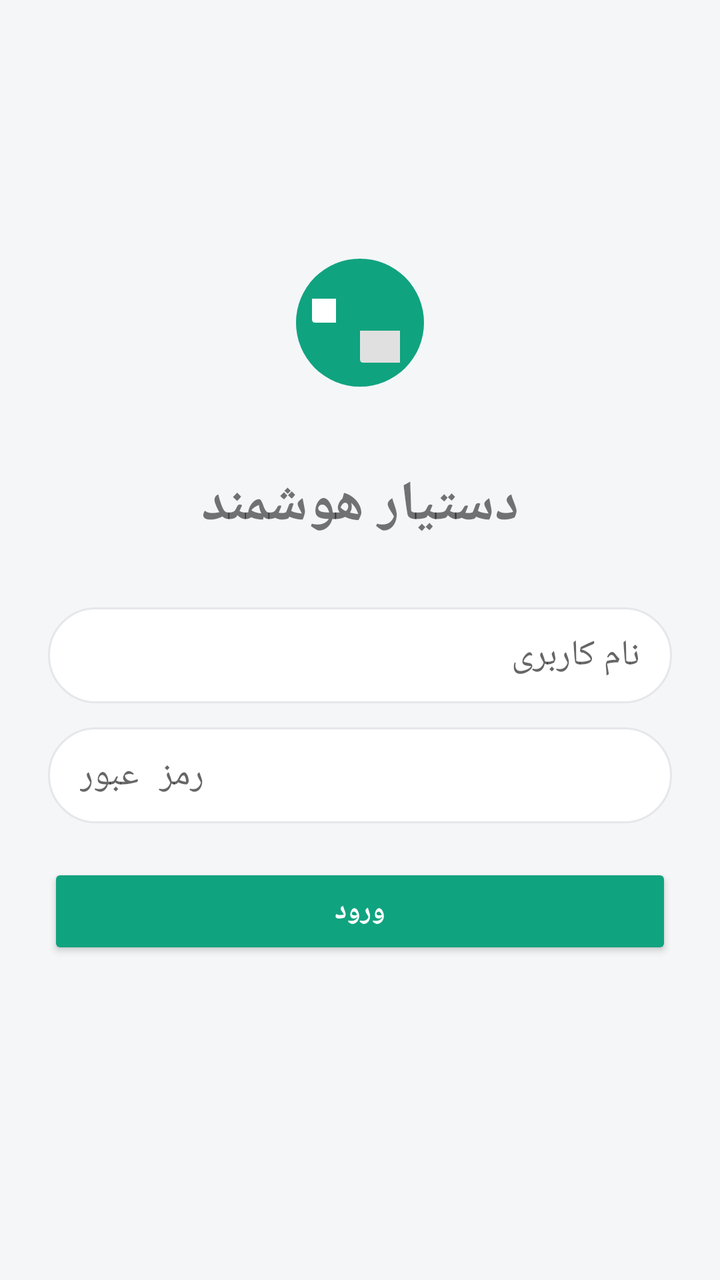
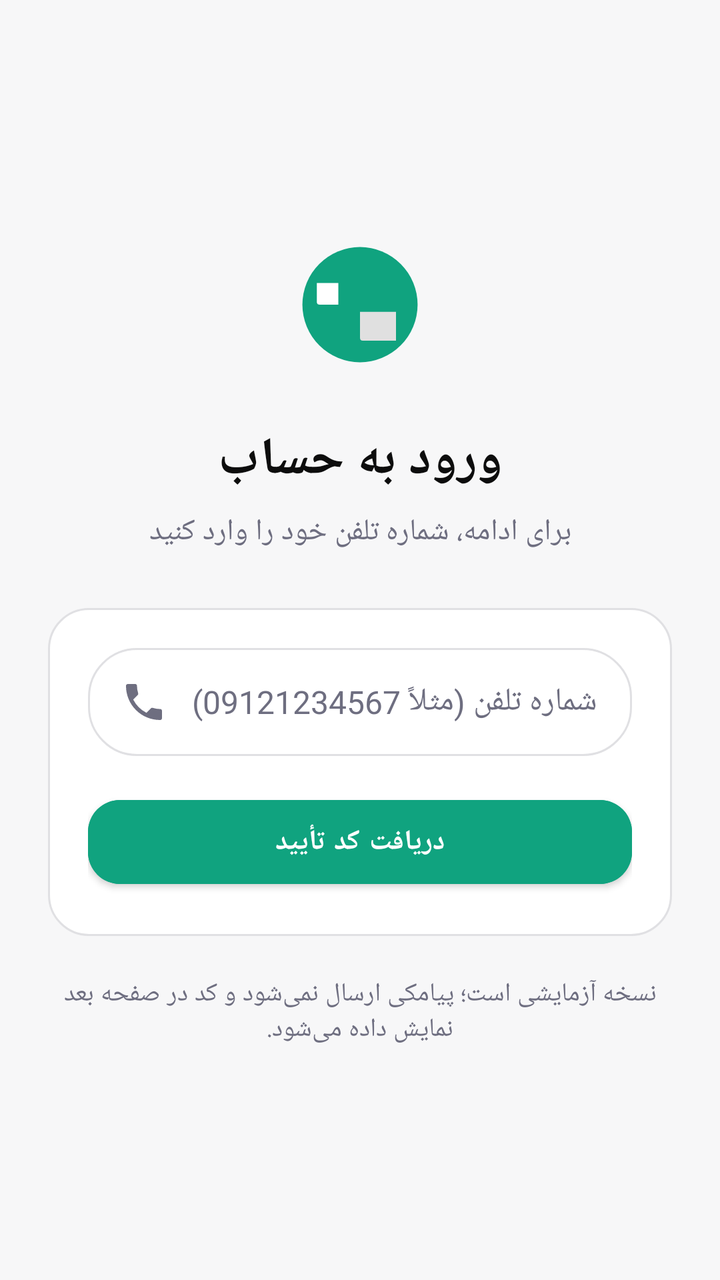

An Android layout rendered at two revisions. The XML below is the earlier revision; the diff shows what the commit changed to produce the second picture.
<!-- AndroidManifest.xml: application theme Theme.AIChat -->
<!-- res/layout/activity_login.xml -->
<?xml version="1.0" encoding="utf-8"?>
<LinearLayout xmlns:android="http://schemas.android.com/apk/res/android"
    android:layout_width="match_parent"
    android:layout_height="match_parent"
    android:background="?android:attr/windowBackground"
    android:orientation="vertical"
    android:gravity="center"
    android:padding="24dp">

    <ImageView
        android:layout_width="80dp"
        android:layout_height="80dp"
        android:src="@drawable/logo"
        android:contentDescription="@string/app_name"
        android:layout_marginBottom="32dp" />

    <TextView
        android:layout_width="match_parent"
        android:layout_height="wrap_content"
        android:text="@string/app_name"
        android:textSize="28sp"
        android:textStyle="bold"
        android:gravity="center"
        android:layout_marginBottom="32dp" />

    <EditText
        android:id="@+id/username"
        android:layout_width="match_parent"
        android:layout_height="48dp"
        android:hint="@string/username"
        android:inputType="text"
        android:paddingHorizontal="16dp"
        android:background="@drawable/input_bg"
        android:layout_marginBottom="12dp" />

    <EditText
        android:id="@+id/password"
        android:layout_width="match_parent"
        android:layout_height="48dp"
        android:hint="@string/password"
        android:inputType="textPassword"
        android:paddingHorizontal="16dp"
        android:background="@drawable/input_bg"
        android:layout_marginBottom="20dp" />

    <Button
        android:id="@+id/login_btn"
        android:layout_width="match_parent"
        android:layout_height="48dp"
        android:text="@string/login"
        android:backgroundTint="@color/primary"
        android:textColor="#FFFFFF"
        android:textStyle="bold"
        android:layout_marginBottom="20dp" />

    <Button
        android:id="@+id/btn_biometric"
        android:layout_width="match_parent"
        android:layout_height="48dp"
        android:text="@string/login_biometric"
        android:visibility="gone"
        android:layout_marginBottom="20dp" />

    <TextView
        android:id="@+id/toggle_register"
        android:layout_width="match_parent"
        android:layout_height="wrap_content"
        android:gravity="center"
        android:textSize="14sp" />
</LinearLayout>
<!-- resources referenced by this layout -->
<resources>
  <color name="primary">#10A37F</color>
  <!-- drawable input_bg (drawable) -->
  <shape xmlns:android="http://schemas.android.com/apk/res/android">
      <solid android:color="@color/bot_bubble_light" />
      <stroke android:width="1dp" android:color="@color/border_light" />
      <corners android:radius="24dp" />
  </shape>
  <!-- drawable logo (drawable) -->
  <vector xmlns:android="http://schemas.android.com/apk/res/android"
      android:width="80dp"
      android:height="80dp"
      android:viewportWidth="100"
      android:viewportHeight="100">
      
      
      <path
          android:fillColor="#10A37F"
          android:pathData="M 50 10 A 40 40 0 1 1 50 90 A 40 40 0 1 1 50 10 Z" />
      
      
      <path
          android:fillColor="#FFFFFF"
          android:pathData="M 20 35 L 35 35 L 35 50 L 22 50 Q 20 50 20 48 L 20 35 Z" />
      
      
      <path
          android:fillColor="#E0E0E0"
          android:pathData="M 50 55 L 75 55 L 75 75 L 52 75 Q 50 75 50 73 L 50 55 Z" />
      
      
      <path
          android:fillColor="#FFFFFF"
          android:pathData="M 32 42 A 2 2 0 1 1 32 42 Z" />
  </vector>
  <string name="app_name">دستیار هوشمند</string>
  <string name="login">ورود</string>
  <string name="login_biometric">ورود با اثر انگشت</string>
  <string name="password">رمز عبور</string>
  <string name="username">نام کاربری</string>
  <style name="Theme.AIChat" parent="Theme.AppCompat.DayNight.DarkActionBar">
          <item name="colorPrimary">@color/primary</item>
          <item name="colorPrimaryDark">@color/primary_dark</item>
          <item name="colorAccent">@color/primary</item>
          <item name="android:windowBackground">@color/bg_light</item>
      </style>
  <color name="bot_bubble_light">#FFFFFF</color>
  <color name="border_light">#E5E7EB</color>
  <color name="primary_dark">#0B7A5F</color>
  <color name="bg_light">#F4F6F8</color>
</resources>

<!-- the commit's change to res/layout/activity_login.xml (unified diff, before → after) -->
@@ -1,70 +1,90 @@
 <?xml version="1.0" encoding="utf-8"?>
 <LinearLayout xmlns:android="http://schemas.android.com/apk/res/android"
+    xmlns:app="http://schemas.android.com/apk/res-auto"
     android:layout_width="match_parent"
     android:layout_height="match_parent"
-    android:background="?android:attr/windowBackground"
+    android:background="@color/bg"
+    android:gravity="center"
     android:orientation="vertical"
-    android:gravity="center"
     android:padding="24dp">
 
     <ImageView
-        android:layout_width="80dp"
-        android:layout_height="80dp"
-        android:src="@drawable/logo"
+        android:layout_width="72dp"
+        android:layout_height="72dp"
+        android:layout_marginBottom="24dp"
         android:contentDescription="@string/app_name"
-        android:layout_marginBottom="32dp" />
+        android:src="@drawable/logo" />
 
     <TextView
         android:layout_width="match_parent"
         android:layout_height="wrap_content"
-        android:text="@string/app_name"
-        android:textSize="28sp"
-        android:textStyle="bold"
         android:gravity="center"
-        android:layout_marginBottom="32dp" />
+        android:text="@string/login_title"
+        android:textColor="@color/text_dark"
+        android:textSize="26sp"
+        android:textStyle="bold" />
 
-    <EditText
-        android:id="@+id/username"
+    <TextView
         android:layout_width="match_parent"
-        android:layout_height="48dp"
-        android:hint="@string/username"
-        android:inputType="text"
-        android:paddingHorizontal="16dp"
-        android:background="@drawable/input_bg"
-        android:layout_marginBottom="12dp" />
+        android:layout_height="wrap_content"
+        android:layout_marginTop="8dp"
+        android:layout_marginBottom="28dp"
+        android:gravity="center"
+        android:text="@string/login_subtitle"
+        android:textColor="@color/text_muted"
+        android:textSize="15sp" />
 
-    <EditText
-        android:id="@+id/password"
+    <LinearLayout
+        android:id="@+id/card"
         android:layout_width="match_parent"
-        android:layout_height="48dp"
-        android:hint="@string/password"
-        android:inputType="textPassword"
-        android:paddingHorizontal="16dp"
-        android:background="@drawable/input_bg"
-        android:layout_marginBottom="20dp" />
+        android:layout_height="wrap_content"
+        android:background="@drawable/card_bg"
+        android:orientation="vertical"
+        android:padding="20dp">
 
-    <Button
-        android:id="@+id/login_btn"
+        <EditText
+            android:id="@+id/phone"
+            android:layout_width="match_parent"
+            android:layout_height="wrap_content"
+            android:background="@drawable/input_bg"
+            android:drawableStart="@drawable/ic_phone"
+            android:drawablePadding="12dp"
+            android:gravity="center_vertical|start"
+            android:hint="@string/phone_hint"
+            android:inputType="phone"
+            android:minHeight="54dp"
+            android:paddingHorizontal="16dp"
+            android:textDirection="ltr"
+            android:textSize="16sp" />
+
+        <com.google.android.material.button.MaterialButton
+            android:id="@+id/send_code_btn"
+            android:layout_width="match_parent"
+            android:layout_height="54dp"
+            android:layout_marginTop="16dp"
+            android:backgroundTint="@color/primary"
+            android:text="@string/send_code"
+            android:textColor="#FFFFFF"
+            android:textStyle="bold"
+            app:cornerRadius="16dp" />
+    </LinearLayout>
+
+    <com.google.android.material.button.MaterialButton
+        android:id="@+id/btn_biometric"
+        style="@style/Widget.MaterialComponents.Button.OutlinedButton"
         android:layout_width="match_parent"
-        android:layout_height="48dp"
-        android:text="@string/login"
-        android:backgroundTint="@color/primary"
-        android:textColor="#FFFFFF"
-        android:textStyle="bold"
-        android:layout_marginBottom="20dp" />
-
-    <Button
-        android:id="@+id/btn_biometric"
-        android:layout_width="match_parent"
-        android:layout_height="48dp"
+        android:layout_height="54dp"
+        android:layout_marginTop="16dp"
         android:text="@string/login_biometric"
         android:visibility="gone"
-        android:layout_marginBottom="20dp" />
+        app:cornerRadius="16dp" />
 
     <TextView
-        android:id="@+id/toggle_register"
         android:layout_width="match_parent"
         android:layout_height="wrap_content"
+        android:layout_marginTop="20dp"
         android:gravity="center"
-        android:textSize="14sp" />
+        android:text="@string/login_test_note"
+        android:textColor="@color/text_muted"
+        android:textSize="13sp" />
 </LinearLayout>
<!-- resource entries referenced after the edit -->
@@ -1,9 +1,25 @@
 <!-- resources referenced by this layout -->
 <resources>
+  <color name="bg">#F7F7F8</color>
   <color name="primary">#10A37F</color>
+  <color name="text_dark">#0D0D0D</color>
+  <color name="text_muted">#6E6E80</color>
+  <!-- drawable card_bg (drawable) -->
+  <shape xmlns:android="http://schemas.android.com/apk/res/android">
+      <solid android:color="@color/surface" />
+      <stroke android:width="1dp" android:color="@color/border_light" />
+      <corners android:radius="20dp" />
+  </shape>
+  <!-- drawable ic_phone (drawable) -->
+  <vector xmlns:android="http://schemas.android.com/apk/res/android"
+      android:width="24dp" android:height="24dp"
+      android:viewportWidth="24" android:viewportHeight="24">
+      <path android:fillColor="@color/text_muted"
+          android:pathData="M6.62,10.79a15.05,15.05 0 0 0 6.59,6.59l2.2,-2.2a1,1 0 0 1 1.02,-0.24 11.36,11.36 0 0 0 3.57,0.57 1,1 0 0 1 1,1V20a1,1 0 0 1 -1,1A17,17 0 0 1 3,4a1,1 0 0 1 1,-1h3.5a1,1 0 0 1 1,1 11.36,11.36 0 0 0 0.57,3.57 1,1 0 0 1 -0.25,1.02Z" />
+  </vector>
   <!-- drawable input_bg (drawable) -->
   <shape xmlns:android="http://schemas.android.com/apk/res/android">
-      <solid android:color="@color/bot_bubble_light" />
+      <solid android:color="@color/surface" />
       <stroke android:width="1dp" android:color="@color/border_light" />
       <corners android:radius="24dp" />
   </shape>
@@ -35,19 +51,29 @@
           android:pathData="M 32 42 A 2 2 0 1 1 32 42 Z" />
   </vector>
   <string name="app_name">دستیار هوشمند</string>
-  <string name="login">ورود</string>
   <string name="login_biometric">ورود با اثر انگشت</string>
-  <string name="password">رمز عبور</string>
-  <string name="username">نام کاربری</string>
-  <style name="Theme.AIChat" parent="Theme.AppCompat.DayNight.DarkActionBar">
-          <item name="colorPrimary">@color/primary</item>
-          <item name="colorPrimaryDark">@color/primary_dark</item>
+  <string name="login_subtitle">برای ادامه، شماره تلفن خود را وارد کنید</string>
+  <string name="login_test_note">نسخه آزمایشی است؛ پیامکی ارسال نمی‌شود و کد در صفحه بعد نمایش داده می‌شود.</string>
+  <string name="login_title">ورود به حساب</string>
+  <string name="phone_hint">شماره تلفن (مثلاً 09121234567)</string>
+  <string name="send_code">دریافت کد تأیید</string>
+  <style name="Theme.AIChat" parent="Theme.MaterialComponents.DayNight.DarkActionBar">
+          <item name="colorPrimary">@color/bg</item>
+          <item name="colorPrimaryDark">@color/bg</item>
+          <item name="colorOnPrimary">@color/text_dark</item>
           <item name="colorAccent">@color/primary</item>
-          <item name="android:windowBackground">@color/bg_light</item>
+          <item name="colorSecondary">@color/primary</item>
+          <item name="colorSurface">@color/surface</item>
+          <item name="colorControlActivated">@color/primary</item>
+          <item name="android:colorBackground">@color/bg</item>
+          <item name="android:windowBackground">@color/bg</item>
+          <item name="android:statusBarColor">@color/bg</item>
+          <item name="android:navigationBarColor">@color/bg</item>
+          <item name="android:textColorPrimary">@color/text_dark</item>
+          <item name="android:textColorSecondary">@color/text_muted</item>
+          <item name="android:textColorHint">@color/text_muted</item>
       </style>
-  <color name="bot_bubble_light">#FFFFFF</color>
-  <color name="border_light">#E5E7EB</color>
-  <color name="primary_dark">#0B7A5F</color>
-  <color name="bg_light">#F4F6F8</color>
+  <color name="surface">#FFFFFF</color>
+  <color name="border_light">#E0E0E3</color>
 </resources>
 
